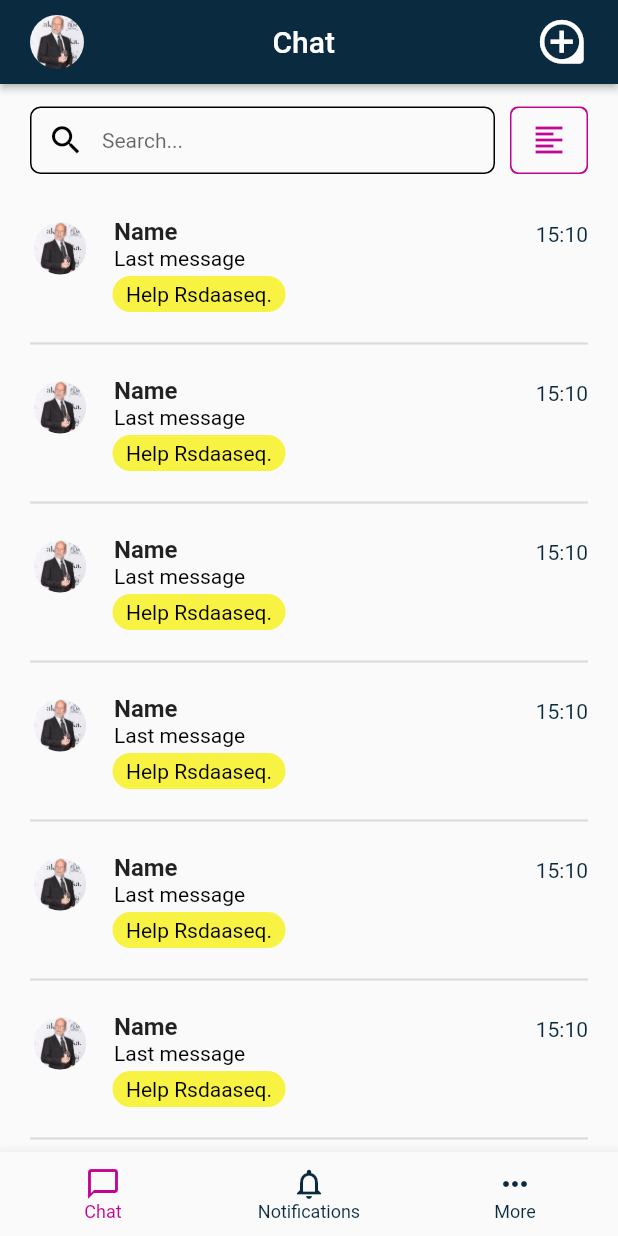
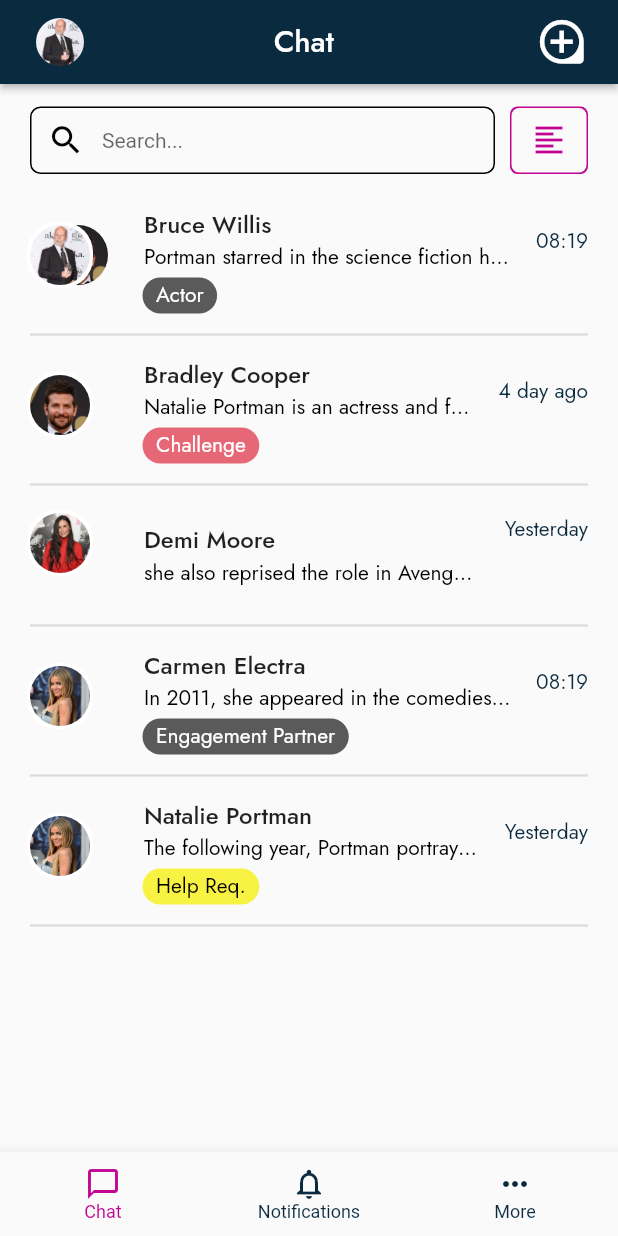
Before and after one commit to Viacheslav12345/chat_screen, a Flutter app: the screen it shows after launch, on a phone screen of 412 x 824 dp. Run offline on Flutter 3.47's test engine with Material 2 defaults, Android fonts, the phone set to English and light mode, and no system bars; our stand-ins replace google_fonts.

Commit message:
Add some features and Refactoring

```diff
--- a/lib/chat_list_widget.dart
+++ /dev/null
@@ -1,94 +0,0 @@
-import 'package:chat_screen/appColors.dart';
-import 'package:flutter/material.dart';
-
-class ChatWidget extends StatelessWidget {
-  const ChatWidget({Key? key}) : super(key: key);
-
-  @override
-  Widget build(BuildContext context) {
-    return Expanded(
-      child: ListView.builder(
-          itemCount: 30,
-          itemBuilder: (BuildContext context, int index) {
-            return Padding(
-              padding: const EdgeInsets.symmetric(horizontal: 20),
-              child: Column(
-                children: [
-                  ListTile(
-                    contentPadding: const EdgeInsets.symmetric(vertical: 10),
-                    leading: Container(
-                      constraints:
-                          const BoxConstraints(minWidth: 40, maxWidth: 40),
-                      height: double.infinity,
-                      child: Align(
-                        alignment: Alignment.topCenter,
-                        child: Container(
-                          width: 35,
-                          height: 35,
-                          decoration: BoxDecoration(
-                            borderRadius: BorderRadius.circular(20),
-                            image: DecorationImage(
-                                image: Image.asset('assets/images/b_uil.jpg')
-                                    .image,
-                                alignment: Alignment.topCenter,
-                                fit: BoxFit.cover),
-                          ),
-                        ),
-                      ),
-                    ),
-                    title: const Text(
-                      'Name',
-                      style: TextStyle(fontWeight: FontWeight.bold),
-                    ),
-                    subtitle: Column(
-                      crossAxisAlignment: CrossAxisAlignment.start,
-                      children: [
-                        const Text(
-                          'Last message',
-                          style: TextStyle(
-                              fontWeight: FontWeight.w400, color: Colors.black),
-                        ),
-                        const SizedBox(height: 5),
-                        Container(
-                          height: 22,
-                          decoration: BoxDecoration(
-                            boxShadow: const [
-                              BoxShadow(
-                                color: AppColors.roleColorTwo,
-                                spreadRadius: 1,
-                              ),
-                            ],
-                            borderRadius: BorderRadius.circular(20),
-                          ),
-                          child: const Padding(
-                            padding: EdgeInsets.symmetric(
-                                horizontal: 8.0, vertical: 3),
-                            child: Text(
-                              'Help Rsdaaseq.',
-                              style: TextStyle(color: Colors.black),
-                            ),
-                          ),
-                        )
-                      ],
-                    ),
-                    trailing: const SizedBox(
-                      height: double.infinity,
-                      // constraints: BoxConstraints(),
-                      child: Text(
-                        '15:10',
-                        style: TextStyle(
-                            fontWeight: FontWeight.w400,
-                            color: AppColors.primaryColor),
-                      ),
-                    ),
-                  ),
-                  const Divider(
-                    thickness: 1.5,
-                  )
-                ],
-              ),
-            );
-          }),
-    );
-  }
-}
--- /dev/null
+++ b/lib/core/fonts.dart
@@ -0,0 +1,83 @@
+import 'package:flutter/material.dart';
+import 'dart:ui';
+import 'package:google_fonts/google_fonts.dart';
+
+class MyCustomScrollBehavior extends MaterialScrollBehavior {
+  @override
+  Set<PointerDeviceKind> get dragDevices => {
+        PointerDeviceKind.touch,
+        PointerDeviceKind.mouse,
+      };
+}
+
+// ignore: non_constant_identifier_names
+TextStyle SafeGoogleFont(
+  String fontFamily, {
+  TextStyle? textStyle,
+  Color? color,
+  Color? backgroundColor,
+  double? fontSize,
+  FontWeight? fontWeight,
+  FontStyle? fontStyle,
+  double? letterSpacing,
+  double? wordSpacing,
+  TextBaseline? textBaseline,
+  double? height,
+  Locale? locale,
+  Paint? foreground,
+  Paint? background,
+  List<Shadow>? shadows,
+  List<FontFeature>? fontFeatures,
+  TextDecoration? decoration,
+  Color? decorationColor,
+  TextDecorationStyle? decorationStyle,
+  double? decorationThickness,
+}) {
+  try {
+    return GoogleFonts.getFont(
+      fontFamily,
+      textStyle: textStyle,
+      color: color,
+      backgroundColor: backgroundColor,
+      fontSize: fontSize,
+      fontWeight: fontWeight,
+      fontStyle: fontStyle,
+      letterSpacing: letterSpacing,
+      wordSpacing: wordSpacing,
+      textBaseline: textBaseline,
+      height: height,
+      locale: locale,
+      foreground: foreground,
+      background: background,
+      shadows: shadows,
+      fontFeatures: fontFeatures,
+      decoration: decoration,
+      decorationColor: decorationColor,
+      decorationStyle: decorationStyle,
+      decorationThickness: decorationThickness,
+    );
+  } catch (ex) {
+    return GoogleFonts.getFont(
+      "Source Sans Pro",
+      textStyle: textStyle,
+      color: color,
+      backgroundColor: backgroundColor,
+      fontSize: fontSize,
+      fontWeight: fontWeight,
+      fontStyle: fontStyle,
+      letterSpacing: letterSpacing,
+      wordSpacing: wordSpacing,
+      textBaseline: textBaseline,
+      height: height,
+      locale: locale,
+      foreground: foreground,
+      background: background,
+      shadows: shadows,
+      fontFeatures: fontFeatures,
+      decoration: decoration,
+      decorationColor: decorationColor,
+      decorationStyle: decorationStyle,
+      decorationThickness: decorationThickness,
+    );
+  }
+}
--- /dev/null
+++ b/lib/data/messagesList.dart
@@ -0,0 +1,41 @@
+import 'package:chat_screen/entities/message.dart';
+
+class MessagesList {
+  List<Message> messages = [
+    Message(
+      idFrom: 1,
+      idTo: 0,
+      timestamp: '1683274797000',
+      content:
+          'Natalie Portman is an actress and filmmaker with dual Israeli and America',
+    ),
+    Message(
+      idFrom: 3,
+      idTo: 0,
+      timestamp: '1683620397000',
+      content:
+          'In 2011, she appeared in the comedies No Strings Attached and Your Highness. In the same year, Portman also ',
+    ),
+    Message(
+      idFrom: 2,
+      idTo: 0,
+      timestamp: '1683533997000',
+      content:
+          'she also reprised the role in Avengers: Endgame (2019). In 2015, she starred in Terrence Malick ',
+    ),
+    Message(
+      idFrom: 4,
+      idTo: 0,
+      timestamp: '1683469197000',
+      content:
+          'The following year, Portman portrayed Jacqueline Kennedy in the biographical drama Jackie ',
+    ),
+    Message(
+      idFrom: 0,
+      idTo: 0,
+      timestamp: '1683620397000',
+      content:
+          'Portman starred in the science fiction horror film Annihilation, and the drama Vox Lux ',
+    ),
+  ];
+}
--- /dev/null
+++ b/lib/data/usersList.dart
@@ -0,0 +1,31 @@
+import 'package:chat_screen/entities/user.dart';
+
+class UsersList {
+  final List<User> chatUsers = [
+    User(
+        id: 0,
+        name: 'Bruce Willis',
+        avatar: 'assets/images/b_uil.jpg',
+        profession: 'Actor'),
+    User(
+        id: 1,
+        name: 'Bradley Cooper',
+        avatar: 'assets/images/b_kuper.jpg',
+        profession: 'Challenge'),
+    User(
+      id: 2,
+      name: 'Demi Moore',
+      avatar: 'assets/images/d_mur.jpg',
+    ),
+    User(
+        id: 3,
+        name: 'Carmen Electra',
+        avatar: 'assets/images/k_elect.jpeg',
+        profession: 'Engagement Partner'),
+    User(
+        id: 4,
+        name: 'Natalie Portman',
+        avatar: 'assets/images/k_elect.jpeg',
+        profession: 'Help Req.'),
+  ];
+}
--- /dev/null
+++ b/lib/entities/message.dart
@@ -0,0 +1,13 @@
+class Message {
+  int idFrom;
+  int idTo;
+  String timestamp;
+  String content;
+
+  Message({
+    required this.idFrom,
+    required this.idTo,
+    required this.timestamp,
+    required this.content,
+  });
+}
--- /dev/null
+++ b/lib/entities/user.dart
@@ -0,0 +1,12 @@
+class User {
+  int id;
+  String name;
+  String avatar;
+  String? profession;
+  User({
+    required this.id,
+    required this.name,
+    required this.avatar,
+    this.profession,
+  });
+}
--- a/lib/main.dart
+++ b/lib/main.dart
@@ -1,6 +1,5 @@
-import 'package:chat_screen/appColors.dart';
-import 'package:chat_screen/chat_list_widget.dart';
-import 'package:chat_screen/search_settings_widget.dart';
+import 'package:chat_screen/core/appColors.dart';
+import 'package:chat_screen/view/main_scren.dart';
 import 'package:flutter/material.dart';
 
 void main() {
@@ -22,81 +21,7 @@ class MyApp extends StatelessWidget {
           unselectedLabelStyle: TextStyle(fontSize: 12),
         ),
       ),
-      home: const MyHomePage(title: 'Chat'),
+      home: const MainScreen(title: 'Chat'),
     );
   }
 }
-
-class MyHomePage extends StatefulWidget {
-  const MyHomePage({super.key, required this.title});
-  final String title;
-
-  @override
-  State<MyHomePage> createState() => _MyHomePageState();
-}
-
-class _MyHomePageState extends State<MyHomePage> {
-  @override
-  Widget build(BuildContext context) {
-    return Scaffold(
-      appBar: AppBar(
-          elevation: 2,
-          leading: Padding(
-            padding: const EdgeInsets.only(left: 20, bottom: 10, top: 10),
-            child: Container(
-              width: 20,
-              height: 20,
-              decoration: BoxDecoration(
-                borderRadius: BorderRadius.circular(20),
-                image: DecorationImage(
-                    image: Image.asset('assets/images/b_uil.jpg').image,
-                    alignment: Alignment.topCenter,
-                    fit: BoxFit.cover),
-              ),
-            ),
-          ),
-          title: Center(child: Text(widget.title)),
-          actions: [
-            Padding(
-              padding: const EdgeInsets.only(right: 15),
-              child: IconButton(
-                  onPressed: () {},
-                  icon: const Icon(
-                    Icons.loupe_outlined,
-                    size: 35,
-                  )),
-            )
-          ]),
-      bottomNavigationBar: MediaQuery(
-        data: const MediaQueryData(
-            padding: EdgeInsets.only(bottom: 20) // here is the padding
-            ),
-        child: BottomNavigationBar(
-          currentIndex: 0,
-          items: const [
-            BottomNavigationBarItem(
-              icon: Icon(Icons.chat_bubble_outline_outlined),
-              label: 'Chat',
-            ),
-            BottomNavigationBarItem(
-              icon: Icon(Icons.notifications_outlined),
-              label: 'Notifications',
-            ),
-            BottomNavigationBarItem(
-              icon: Icon(Icons.more_horiz),
-              label: 'More',
-            ),
-          ],
-          onTap: ((value) {}),
-        ),
-      ),
-      body: Column(
-        mainAxisAlignment: MainAxisAlignment.start,
-        children: const [
-          SearchAndSettingsWidget(),
-          ChatWidget(),
-        ],
-      ),
-    );
-  }
-}
--- /dev/null
+++ b/lib/view/chat_list_widget.dart
@@ -0,0 +1,187 @@
+import 'package:chat_screen/core/fonts.dart';
+import 'package:chat_screen/data/messagesList.dart';
+import 'package:chat_screen/data/usersList.dart';
+import 'package:flutter/material.dart';
+
+import 'package:chat_screen/core/appColors.dart';
+import 'package:intl/intl.dart';
+
+class ChatWidget extends StatelessWidget {
+  const ChatWidget({
+    Key? key,
+  }) : super(key: key);
+
+  @override
+  Widget build(BuildContext context) {
+    var seenMinutesAgo = 0;
+
+    return Expanded(
+      child: ListView.builder(
+          itemCount: UsersList().chatUsers.length,
+          itemBuilder: (BuildContext context, int index) {
+            final time = MessagesList()
+                .messages
+                .firstWhere((element) => (element.idFrom == index))
+                .timestamp;
+            Duration duration = DateTime.now().difference(
+                DateTime.fromMillisecondsSinceEpoch(int.parse(time)));
+            seenMinutesAgo = duration.inMinutes;
+            return Padding(
+              padding: const EdgeInsets.symmetric(horizontal: 20),
+              child: Column(
+                children: [
+                  ListTile(
+                    contentPadding:
+                        const EdgeInsets.symmetric(vertical: 3, horizontal: 0),
+                    leading: Container(
+                      constraints:
+                          const BoxConstraints(minWidth: 40, maxWidth: 60),
+                      height: double.infinity,
+                      child: Align(
+                        alignment: Alignment.topLeft,
+                        child: SizedBox(
+                          width: 60,
+                          child: Stack(children: [
+                            (MessagesList()
+                                        .messages
+                                        .firstWhere((element) =>
+                                            (element.idFrom == index))
+                                        .idFrom ==
+                                    0)
+                                ? Positioned(
+                                    left: 12,
+                                    child: Container(
+                                      width: 40,
+                                      height: 40,
+                                      decoration: BoxDecoration(
+                                        borderRadius: BorderRadius.circular(20),
+                                        image: DecorationImage(
+                                            image: Image.asset(UsersList()
+                                                    .chatUsers[1]
+                                                    .avatar)
+                                                .image,
+                                            alignment: Alignment.topCenter,
+                                            fit: BoxFit.cover),
+                                      ),
+                                    ),
+                                  )
+                                : Container(),
+                            Container(
+                              width: 40,
+                              height: 40,
+                              decoration: BoxDecoration(
+                                boxShadow: const [
+                                  BoxShadow(
+                                      color: Colors.white, spreadRadius: 2),
+                                ],
+                                borderRadius: BorderRadius.circular(20),
+                                image: DecorationImage(
+                                    image: Image.asset(
+                                            UsersList().chatUsers[index].avatar)
+                                        .image,
+                                    alignment: Alignment.topCenter,
+                                    fit: BoxFit.cover),
+                              ),
+                            ),
+                          ]),
+                        ),
+                      ),
+                    ),
+                    title: Text(
+                      UsersList().chatUsers[index].name,
+                      style: SafeGoogleFont(
+                        'Jost',
+                        fontWeight: FontWeight.w500,
+                      ),
+                    ),
+                    subtitle: Column(
+                      crossAxisAlignment: CrossAxisAlignment.start,
+                      children: [
+                        Text(
+                            MessagesList()
+                                .messages
+                                .firstWhere(
+                                    (element) => (element.idFrom == index))
+                                .content,
+                            maxLines: 1,
+                            overflow: TextOverflow.ellipsis,
+                            style: SafeGoogleFont('Jost',
+                                fontWeight: FontWeight.w400,
+                                color: Colors.black)),
+                        const SizedBox(height: 5),
+                        (UsersList().chatUsers[index].profession != null)
+                            ? Container(
+                                height: 22,
+                                decoration: BoxDecoration(
+                                  boxShadow: [
+                                    BoxShadow(
+                                      color: (UsersList()
+                                                  .chatUsers[index]
+                                                  .profession ==
+                                              'Help Req.')
+                                          ? AppColors.roleColorTwo
+                                          : (UsersList()
+                                                      .chatUsers[index]
+                                                      .profession ==
+                                                  'Challenge')
+                                              ? AppColors.roleColorOne
+                                              : AppColors.roleColorThree,
+                                      spreadRadius: 1,
+                                    ),
+                                  ],
+                                  borderRadius: BorderRadius.circular(20),
+                                ),
+                                child: Padding(
+                                  padding: const EdgeInsets.symmetric(
+                                    horizontal: 8.0,
+                                  ),
+                                  child: Text(
+                                      UsersList().chatUsers[index].profession ??
+                                          '',
+                                      maxLines: 1,
+                                      overflow: TextOverflow.ellipsis,
+                                      style: SafeGoogleFont(
+                                        'Jost',
+                                        fontWeight: FontWeight.w400,
+                                        color: (UsersList()
+                                                    .chatUsers[index]
+                                                    .profession ==
+                                                'Help Req.')
+                                            ? Colors.black
+                                            : Colors.white,
+                                      )),
+                                ),
+                              )
+                            : Container()
+                      ],
+                    ),
+                    trailing: SizedBox(
+                      height: double.infinity,
+                      // constraints: BoxConstraints(),
+                      child: Text(
+                          (seenMinutesAgo < 1440)
+                              ? DateFormat('HH:mm').format(
+                                  DateTime.fromMillisecondsSinceEpoch(int.parse(
+                                      MessagesList()
+                                          .messages
+                                          .firstWhere((element) =>
+                                              (element.idFrom == index))
+                                          .timestamp)))
+                              : (seenMinutesAgo < 2880)
+                                  ? 'Yesterday'
+                                  : '${(seenMinutesAgo / 1440).roundToDouble().toInt()} day ago',
+                          style: SafeGoogleFont('Jost',
+                              fontWeight: FontWeight.w400,
+                              color: AppColors.primaryColor)),
+                    ),
+                  ),
+                  const Divider(
+                    thickness: 1.5,
+                  )
+                ],
+              ),
+            );
+          }),
+    );
+  }
+}
--- /dev/null
+++ b/lib/view/main_scren.dart
@@ -0,0 +1,85 @@
+import 'package:chat_screen/core/fonts.dart';
+import 'package:chat_screen/data/usersList.dart';
+import 'package:chat_screen/view/chat_list_widget.dart';
+import 'package:chat_screen/view/search_settings_widget.dart';
+import 'package:flutter/material.dart';
+
+class MainScreen extends StatefulWidget {
+  const MainScreen({super.key, required this.title});
+  final String title;
+
+  @override
+  State<MainScreen> createState() => _MainScreenState();
+}
+
+class _MainScreenState extends State<MainScreen> {
+  @override
+  Widget build(BuildContext context) {
+    return Scaffold(
+      appBar: AppBar(
+          elevation: 2,
+          leading: Padding(
+            padding: const EdgeInsets.only(left: 24, bottom: 12, top: 12),
+            child: Container(
+              // width: 15,
+              // height: 15,
+              decoration: BoxDecoration(
+                borderRadius: BorderRadius.circular(20),
+                image: DecorationImage(
+                    image: Image.asset(UsersList().chatUsers[0].avatar).image,
+                    alignment: Alignment.topCenter,
+                    fit: BoxFit.cover),
+              ),
+            ),
+          ),
+          title: Center(
+              child: Text(
+            widget.title,
+            style: SafeGoogleFont(
+              'Jost',
+            ),
+          )),
+          actions: [
+            Padding(
+              padding: const EdgeInsets.only(right: 15),
+              child: IconButton(
+                  onPressed: () {},
+                  icon: const Icon(
+                    Icons.loupe_outlined,
+                    size: 35,
+                  )),
+            )
+          ]),
+      bottomNavigationBar: MediaQuery(
+        data: const MediaQueryData(
+            padding: EdgeInsets.only(bottom: 20) // here is the padding
+            ),
+        child: BottomNavigationBar(
+          currentIndex: 0,
+          items: const [
+            BottomNavigationBarItem(
+              icon: Icon(Icons.chat_bubble_outline_outlined),
+              label: 'Chat',
+            ),
+            BottomNavigationBarItem(
+              icon: Icon(Icons.notifications_outlined),
+              label: 'Notifications',
+            ),
+            BottomNavigationBarItem(
+              icon: Icon(Icons.more_horiz),
+              label: 'More',
+            ),
+          ],
+          onTap: ((value) {}),
+        ),
+      ),
+      body: Column(
+        mainAxisAlignment: MainAxisAlignment.start,
+        children: const [
+          SearchAndSettingsWidget(),
+          ChatWidget(),
+        ],
+      ),
+    );
+  }
+}
--- a/lib/search_settings_widget.dart
+++ b/lib/view/search_settings_widget.dart
@@ -1,4 +1,4 @@
-import 'package:chat_screen/appColors.dart';
+import 'package:chat_screen/core/appColors.dart';
 import 'package:flutter/material.dart';
 
 class SearchAndSettingsWidget extends StatelessWidget {
--- a/pubspec.yaml
+++ b/pubspec.yaml
@@ -36,6 +36,8 @@ dependencies:
   # The following adds the Cupertino Icons font to your application.
   # Use with the CupertinoIcons class for iOS style icons.
   cupertino_icons: ^1.0.2
+  google_fonts: ^4.0.4
+  intl: ^0.18.1
 
 dev_dependencies:
   flutter_test:
```
Also changed, not shown: lib/core/appColors.dart (renamed from lib/appColors.dart), pubspec.lock, 1 other file.
